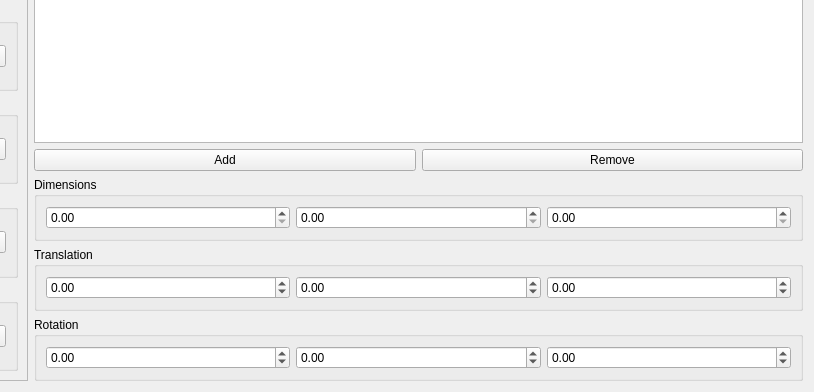
The window that ui/BlockModelCreator.ui (TobiasRohner/McModder_v5) describes before a commit, drawn with Qt 5; both pictures show x 107 to 921 and y 204 to 596 of the 921 by 596 pixel window.
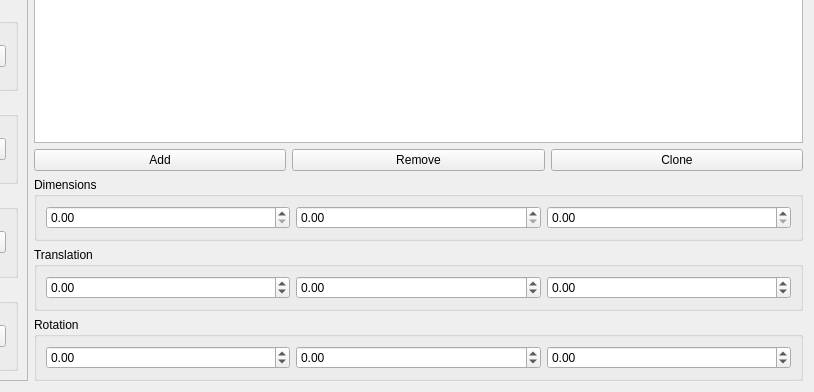
The same window after the commit.

Commit message: Texture Mapping in Block Editor implemented

Diff of the .ui file:
```diff
--- a/ui/BlockModelCreator.ui
+++ b/ui/BlockModelCreator.ui
@@ -179,6 +179,13 @@
            </property>
           </widget>
          </item>
+         <item>
+          <widget class="QPushButton" name="cloneCuboidButton">
+           <property name="text">
+            <string>Clone</string>
+           </property>
+          </widget>
+         </item>
         </layout>
        </item>
        <item>
```
Left out of the diff: 2 changed lines with no effect on the pictures. The commit also changes 23 other files.
